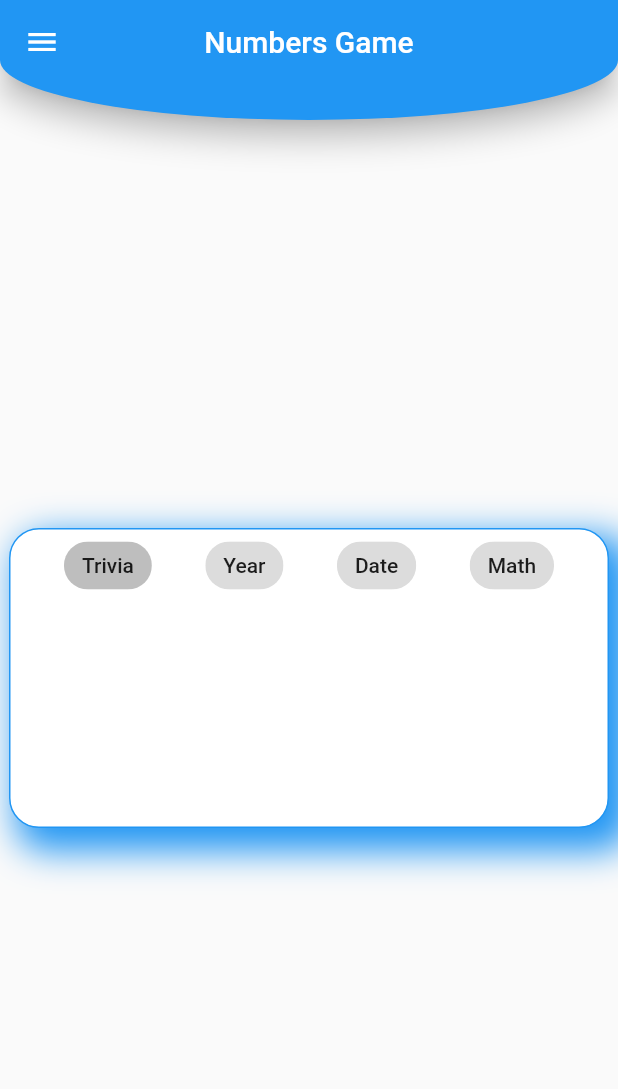
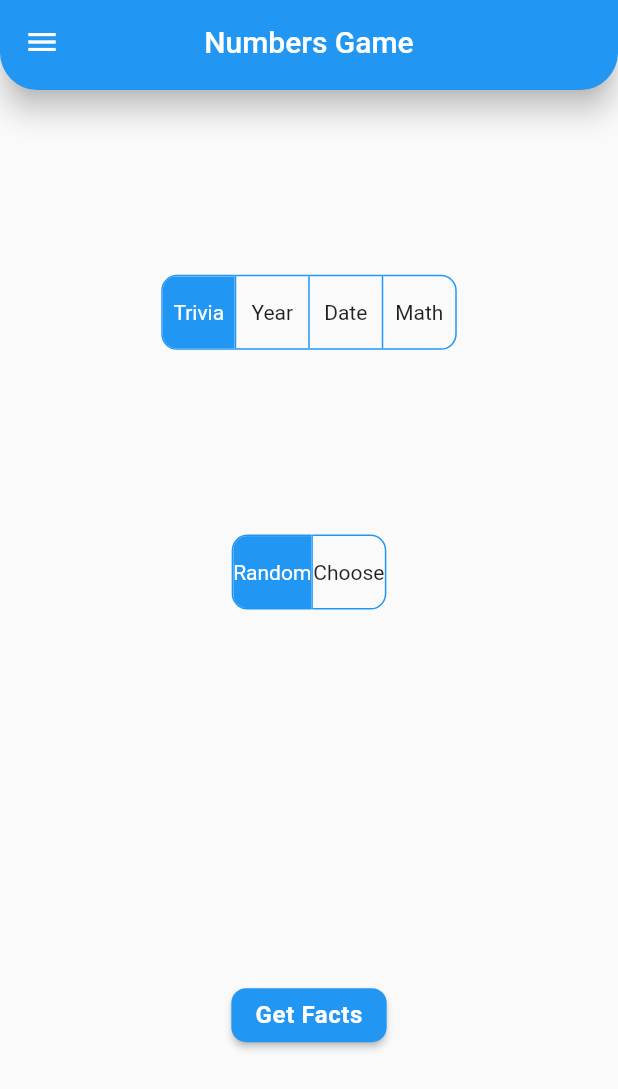
Before and after one commit to AS-Devs/numbers_game, a Flutter app: the screen it shows after launch, on a phone screen of 412 x 824 dp. Shown: the top 1089 px of the screen. Run offline on Flutter 3.47's test engine with Material 2 defaults, Android fonts, the phone set to English and light mode, and no system bars; our stand-ins replace shared_preferences, transparent_image.

Commit message:
Version - 0.1.5 - Functionalities implemented in main page without any decent UI (of course) - Slight design changes (Like AppBar curve) - Other minor changes related to android project
Signed-off-by: Ayon Das <ayantorres@gmail.com>

```diff
--- a/lib/screens/about_page.dart
+++ b/lib/screens/about_page.dart
@@ -1,9 +1,7 @@
-import 'package:flutter/gestures.dart';
 import 'package:flutter/material.dart';
 import 'package:numbers_game/providers/theme_provider.dart';
 import 'package:numbers_game/widgets/profile_widget.dart';
 import 'package:provider/provider.dart';
-import 'package:url_launcher/url_launcher.dart';
 
 class AboutPage extends StatelessWidget {
   const AboutPage({Key key}) : super(key: key);
--- a/lib/screens/home_page.dart
+++ b/lib/screens/home_page.dart
@@ -22,7 +22,7 @@ class _HomePageState extends State<HomePage> {
         child: Scaffold(
       extendBody: true,
       appBar: PreferredSize(
-        preferredSize: Size.fromHeight(80),
+        preferredSize: Size.fromHeight(60),
         child: const CurvedAppBar(),
       ),
       drawer: buildDrawer(context),
--- a/lib/screens/main_page.dart
+++ b/lib/screens/main_page.dart
@@ -1,6 +1,9 @@
 import 'package:flutter/material.dart';
+import 'package:numbers_game/models/fact.dart';
 import 'package:numbers_game/providers/theme_provider.dart';
+import 'package:numbers_game/webapis/services.dart';
 import 'package:provider/provider.dart';
+//import 'package:vector_math/vector_math.dart' as math;
 
 class MainPage extends StatefulWidget {
   const MainPage({Key key}) : super(key: key);
@@ -13,68 +16,204 @@ enum ApiType { trivia, year, date, math }
 
 class _MainPageState extends State<MainPage> {
   ApiType _type = ApiType.trivia;
+  List<bool> isSelectedFactTypes = [true, false, false, false];
+  List<bool> isSelectedNumberTypes = [true, false];
+  TextEditingController controller;
+
+  @override
+  void initState() {
+    super.initState();
+    controller = TextEditingController();
+  }
 
   @override
   Widget build(BuildContext context) {
     final themeProvider = Provider.of<DynamicTheme>(context);
-    return Container(
-      child: Center(
-          child: AnimatedContainer(
-        duration: Duration(seconds: 1),
-        height: 200.0,
-        width: 400.0,
-        decoration: BoxDecoration(
-            color: Colors.white,
-            border: Border.all(color: themeProvider.getTheme.primaryColor),
-            borderRadius: BorderRadius.circular(20.0),
-            boxShadow: [
-              BoxShadow(
-                color: themeProvider.getTheme.primaryColor,
-                blurRadius: 20.0, // has the effect of softening the shadow
-                spreadRadius: 5.0, // has the effect of extending the shadow
-                offset: Offset(
-                  10.0, // horizontal, move right 10
-                  10.0, // vertical, move down 10
-                ),
-              ),
-            ]),
-        child: Wrap(
-          alignment: WrapAlignment.spaceEvenly,
-          children: List<Widget>.generate(
-            4,
-            (int index) {
-              return ChoiceChip(
-                label: _getChipLabel(index),
-                selected: _type.index == index,
-                onSelected: (bool selected) {
-                  setState(() {
+    return Column(
+      mainAxisAlignment: MainAxisAlignment.spaceEvenly,
+      children: <Widget>[
+        Center(
+          child: ToggleButtons(
+            children: <Widget>[
+              Text("Trivia"),
+              Text("Year"),
+              Text("Date"),
+              Text("Math")
+            ],
+            selectedColor: Colors.white,
+            fillColor: themeProvider.getTheme.primaryColor,
+            borderRadius: BorderRadius.circular(10.0),
+            borderColor: themeProvider.getTheme.primaryColor,
+            selectedBorderColor: themeProvider.getTheme.primaryColor,
+            isSelected: isSelectedFactTypes,
+            onPressed: (int index) {
+              setState(() {
+                for (int buttonIndex = 0;
+                    buttonIndex < isSelectedFactTypes.length;
+                    buttonIndex++) {
+                  if (buttonIndex == index) {
+                    isSelectedFactTypes[buttonIndex] = true;
                     _type = ApiType.values[index];
-                  });
-                },
-              );
+                  } else {
+                    isSelectedFactTypes[buttonIndex] = false;
+                  }
+                }
+              });
             },
-          ).toList(),
+          ),
         ),
-      )),
+        Center(
+          child: ToggleButtons(
+            children: <Widget>[
+              Text("Random"),
+              Text("Choose"),
+            ],
+            selectedColor: Colors.white,
+            fillColor: themeProvider.getTheme.primaryColor,
+            borderRadius: BorderRadius.circular(10.0),
+            borderColor: themeProvider.getTheme.primaryColor,
+            selectedBorderColor: themeProvider.getTheme.primaryColor,
+            isSelected: isSelectedNumberTypes,
+            onPressed: (int index) {
+              setState(() {
+                for (int buttonIndex = 0;
+                    buttonIndex < isSelectedNumberTypes.length;
+                    buttonIndex++) {
+                  if (buttonIndex == index) {
+                    isSelectedNumberTypes[buttonIndex] = true;
+                  } else {
+                    isSelectedNumberTypes[buttonIndex] = false;
+                  }
+                }
+              });
+            },
+          ),
+        ),
+        Visibility(
+          visible: isSelectedNumberTypes[1] == true ? true : false,
+          maintainState: true,
+          maintainAnimation: true,
+          child: Container(
+            width: 150.0,
+            child: TextField(
+              decoration: InputDecoration(
+                  border: OutlineInputBorder(
+                      borderRadius: BorderRadius.circular(15.0)),
+                  // labelText: 'Enter a number',
+                  hintText: 'Enter Number',
+                  contentPadding:
+                      EdgeInsets.symmetric(vertical: 15.0, horizontal: 10.0)),
+              keyboardType: TextInputType.number,
+              textInputAction: TextInputAction.done,
+              textAlign: TextAlign.center,
+              controller: controller,
+            ),
+          ),
+        ),
+        RaisedButton(
+          child: Text("Get Facts",
+              style: TextStyle(
+                  fontSize: 16,
+                  fontStyle: FontStyle.normal,
+                  fontWeight: FontWeight.bold,
+                  letterSpacing: 0.4)),
+          color: themeProvider.getTheme.primaryColor,
+          textColor: Colors.white,
+          shape:
+              RoundedRectangleBorder(borderRadius: BorderRadius.circular(10.0)),
+          onPressed: () {
+            _getFact();
+            setState(() {
+              FocusScope.of(context).unfocus();
+            });
+          },
+        ),
+        // FutureBuilder<Fact>(
+        //   future: factFuture,
+        //   builder: (con, snapshot) {
+        //     if (snapshot.hasData) {
+        //       Fact fact = snapshot.data;
+        //       if (snapshot.connectionState == ConnectionState.done) {
+        //         setState(() {
+        //           SchedulerBinding.instance.addPostFrameCallback((_) => _showFact(context, fact));
+        //           //_showFact(context, fact);
+        //         });
+        //       }
+        //     } else if (snapshot.hasError) {}
+        //     return Container(height: 0.0, width: 0.0);
+        //   },
+        // )
+      ],
     );
   }
 
-  _getChipLabel(int index) {
-    switch (index) {
-      case 0:
-        return Text("Trivia");
+  void _getFact() async {
+    switch (_type) {
+      case ApiType.trivia:
+        if (isSelectedNumberTypes[0]) {
+          _showFact(context, getTriviaFact());
+        } else {
+          _showFact(context, getTriviaFact(number: controller.text));
+        }
         break;
-      case 1:
-        return Text("Year");
+      case ApiType.year:
+        if (isSelectedNumberTypes[0]) {
+          _showFact(context, getYearFact());
+        } else {
+          _showFact(context, getYearFact(year: controller.text));
+        }
         break;
-      case 2:
-        return Text("Date");
+      case ApiType.date:
+        if (isSelectedNumberTypes[0]) {
+          _showFact(context, getDateFact());
+        } else {
+          _showFact(context, getDateFact(date: controller.text));
+        }
         break;
-      case 3:
-        return Text("Math");
+      case ApiType.math:
+        if (isSelectedNumberTypes[0]) {
+          _showFact(context, getMathFact());
+        } else {
+          _showFact(context, getMathFact(number: controller.text));
+        }
         break;
       default:
         break;
     }
   }
+
+  void _showFact(BuildContext context, Future<Fact> factFuture) {
+    factFuture.then((fact) {
+      showGeneralDialog(
+          barrierColor: Colors.black38,
+          transitionBuilder: (context, ani1, ani2, widget) {
+            return Transform.scale(
+              scale: ani1.value,
+              child: Opacity(
+                opacity: ani1.value,
+                child: AlertDialog(
+                  shape: UnderlineInputBorder(
+                      borderRadius: BorderRadius.circular(16.0)),
+                  title: Text(fact.number),
+                  content: Text(fact.text),
+                  actions: <Widget>[
+                    FlatButton(
+                      child: Text(
+                        "OK",
+                        style: TextStyle(color: Theme.of(context).primaryColor),
+                      ),
+                      onPressed: () => Navigator.pop(context),
+                    )
+                  ],
+                ),
+              ),
+            );
+          },
+          transitionDuration: Duration(milliseconds: 500),
+          barrierDismissible: true,
+          barrierLabel: '',
+          context: context,
+          pageBuilder: (context, animation1, animation2) {});
+    });
+  }
 }
--- a/lib/widgets/curved_appbar.dart
+++ b/lib/widgets/curved_appbar.dart
@@ -16,8 +16,9 @@ class CurvedAppBar extends StatelessWidget {
       centerTitle: true,
       elevation: 8.0,
       shape: RoundedRectangleBorder(
-        borderRadius: BorderRadius.vertical(
-            bottom: Radius.elliptical(MediaQuery.of(context).size.width, 80.0)),
+        borderRadius: BorderRadius.only(
+            bottomLeft: Radius.circular(25.0),
+            bottomRight: Radius.circular(25.0)),
       ),
       brightness: Brightness.dark,
     );
--- a/pubspec.yaml
+++ b/pubspec.yaml
@@ -26,8 +26,9 @@ dependencies:
   http: ^0.12.0+2
   shared_preferences: ^0.5.4+5
   provider: ^3.1.0+1
-  url_launcher: ^5.2.5
+  #url_launcher: ^5.2.5
   transparent_image: ^1.0.0
+  numberpicker: ^1.1.0
 
 dev_dependencies:
   flutter_test:
```
Also changed, not shown: pubspec.lock, 4 other files.
